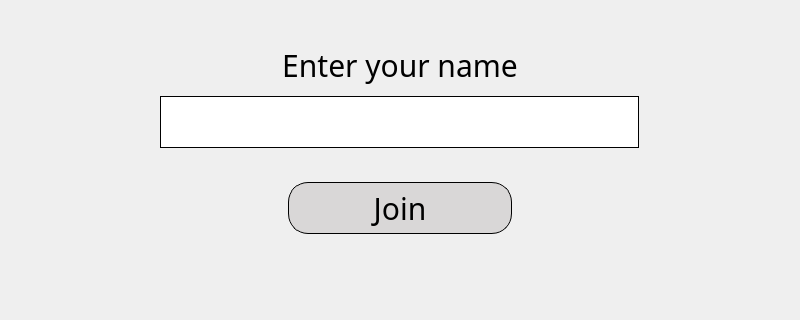
Before: the Qt Designer form OS_Lab9_Client/mainwindow.ui in Bohdan2113/OS_Lab9_Client, drawn with Qt 5; both pictures show x 0 to 800 and y 166 to 486 of the 800 by 636 pixel window.
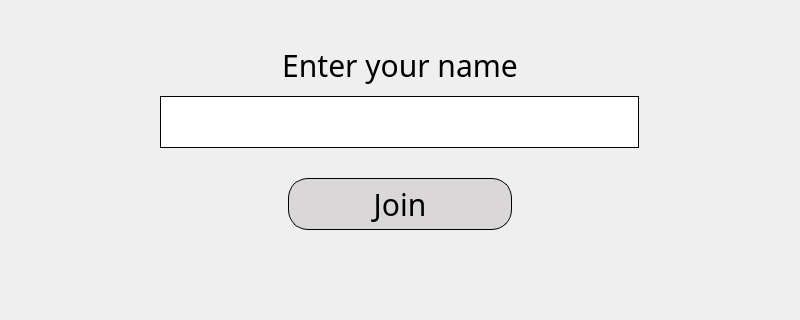
After: the same form once the commit is applied. The open tabs and pages were chosen to show the change. Icons and pictures are not drawn.

Patch:
```diff
--- a/OS_Lab9_Client/mainwindow.ui
+++ b/OS_Lab9_Client/mainwindow.ui
@@ -134,7 +134,7 @@
            <number>10</number>
           </property>
           <property name="bottomMargin">
-           <number>10</number>
+           <number>6</number>
           </property>
           <item>
            <widget class="QLineEdit" name="nameJoinLineEdit">
```
Left out of the diff: 20 changed lines with no effect on the pictures.
